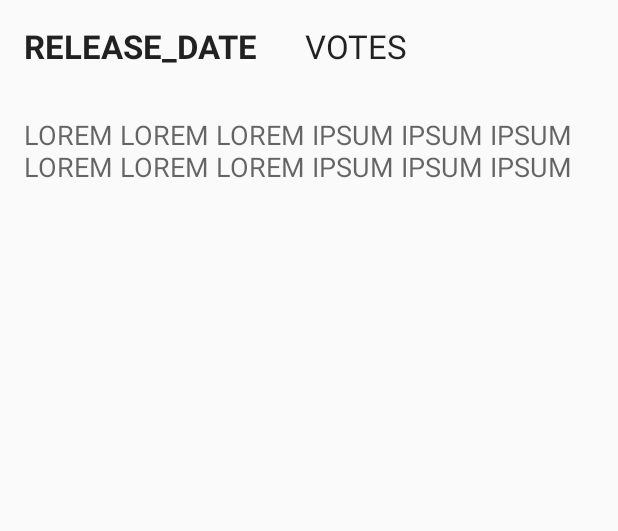
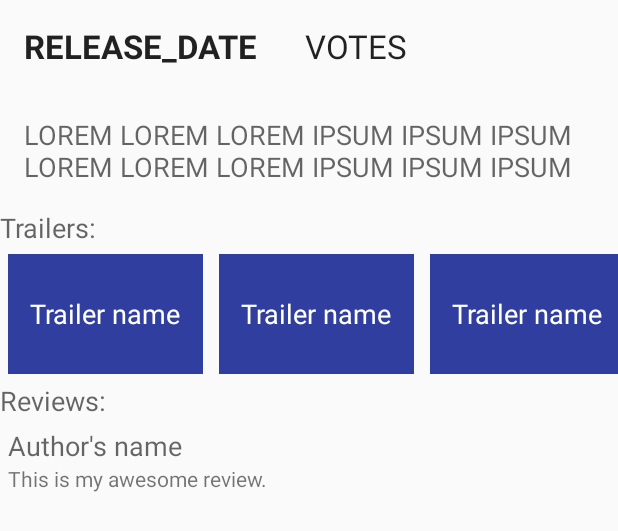
Before and after one commit to fabianlupa/and-popular-movies, an Android app: the layout movie_detail.xml on its own in the app's theme, with its tools: preview values and no code run, on a phone screen of 412 x 824 dp. Shown: the top 531 px of the screen. Run offline under Robolectric (Android 15) with nearby library versions, the phone set to English and light mode, and no system bars.

Commit message:
Implement views for displaying trailers and reviews

```diff
--- a/app/src/main/res/layout/movie_detail.xml
+++ b/app/src/main/res/layout/movie_detail.xml
@@ -38,4 +38,31 @@
         android:padding="16dp"
         tools:context="com.flaiker.popularmovies.MovieDetailFragment"
         tools:text="LOREM LOREM LOREM IPSUM IPSUM IPSUM LOREM LOREM LOREM IPSUM IPSUM IPSUM" />
+
+    <TextView
+        style="?android:attr/textAppearanceMedium"
+        android:layout_width="wrap_content"
+        android:layout_height="wrap_content"
+        android:text="@string/trailers" />
+
+    <android.support.v7.widget.RecyclerView xmlns:app="http://schemas.android.com/apk/res-auto"
+        android:id="@+id/trailer_recyclerview"
+        android:layout_width="match_parent"
+        android:layout_height="wrap_content"
+        android:orientation="horizontal"
+        app:layoutManager="LinearLayoutManager"
+        tools:listitem="@layout/movie_trailer_content" />
+
+    <TextView
+        style="?android:attr/textAppearanceMedium"
+        android:layout_width="wrap_content"
+        android:layout_height="wrap_content"
+        android:text="@string/reviews" />
+
+    <android.support.v7.widget.RecyclerView xmlns:app="http://schemas.android.com/apk/res-auto"
+        android:id="@+id/review_recyclerview"
+        android:layout_width="match_parent"
+        android:layout_height="wrap_content"
+        tools:listitem="@layout/movie_review_content" />
+
 </LinearLayout>
--- /dev/null
+++ b/app/src/main/res/layout/movie_review_content.xml
@@ -0,0 +1,23 @@
+<?xml version="1.0" encoding="utf-8"?>
+
+<LinearLayout xmlns:android="http://schemas.android.com/apk/res/android"
+    xmlns:tools="http://schemas.android.com/tools"
+    android:layout_width="match_parent"
+    android:layout_height="match_parent"
+    android:orientation="vertical"
+    android:padding="5dp">
+
+    <TextView
+        android:id="@+id/review_author"
+        style="?android:attr/textAppearanceMedium"
+        android:layout_width="match_parent"
+        android:layout_height="wrap_content"
+        tools:text="Author's name" />
+
+    <TextView
+        android:id="@+id/review_text"
+        android:layout_width="match_parent"
+        android:layout_height="wrap_content"
+        tools:text="This is my awesome review." />
+
+</LinearLayout>
--- /dev/null
+++ b/app/src/main/res/layout/movie_trailer_content.xml
@@ -0,0 +1,20 @@
+<?xml version="1.0" encoding="utf-8"?>
+
+<LinearLayout xmlns:android="http://schemas.android.com/apk/res/android"
+    xmlns:tools="http://schemas.android.com/tools"
+    android:layout_width="130dp"
+    android:layout_height="80dp"
+    android:layout_margin="5dp"
+    android:background="@color/colorPrimaryDark"
+    android:gravity="center"
+    android:orientation="vertical">
+
+    <TextView
+        android:id="@+id/trailer_name"
+        style="?android:attr/textAppearanceMedium"
+        android:layout_width="wrap_content"
+        android:layout_height="wrap_content"
+        android:textColor="@android:color/white"
+        tools:text="Trailer name" />
+
+</LinearLayout>
--- a/app/src/main/res/values/strings.xml
+++ b/app/src/main/res/values/strings.xml
@@ -6,4 +6,6 @@
     <string name="menu_sort_favorites">Favorites</string>
     <string name="add_favorite">Add favorite</string>
     <string name="remove_favorite">Remove favorite</string>
+    <string name="trailers">Trailers:</string>
+    <string name="reviews">Reviews:</string>
 </resources>
```
Also changed, not shown: app/src/main/java/com/flaiker/popularmovies/MovieDetailFragment.java (+111 -6 lines).
